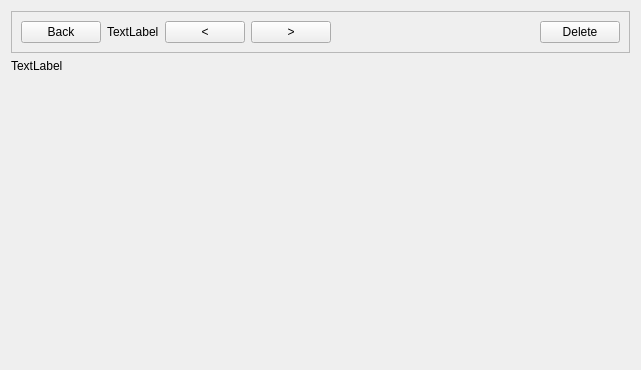
Old version of the form gallery-desktop/PictureWidget.ui in the repository justed-tests/cpp-qt-gallery.
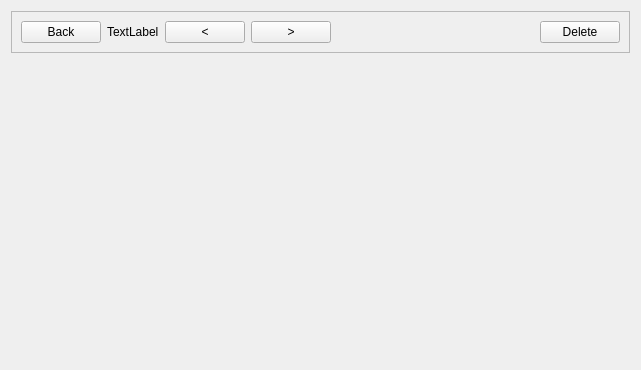
New version of the form.

The edit to the form file:
```diff
--- a/gallery-desktop/PictureWidget.ui
+++ b/gallery-desktop/PictureWidget.ui
@@ -76,24 +76,17 @@
    </item>
    <item>
     <widget class="QLabel" name="pictureLabel">
+     <property name="sizePolicy">
+      <sizepolicy hsizetype="Preferred" vsizetype="MinimumExpanding">
+       <horstretch>0</horstretch>
+       <verstretch>0</verstretch>
+      </sizepolicy>
+     </property>
      <property name="text">
-      <string>TextLabel</string>
+      <string/>
      </property>
     </widget>
    </item>
-   <item>
-    <spacer name="verticalSpacer">
-     <property name="orientation">
-      <enum>Qt::Vertical</enum>
-     </property>
-     <property name="sizeHint" stdset="0">
-      <size>
-       <width>20</width>
-       <height>40</height>
-      </size>
-     </property>
-    </spacer>
-   </item>
   </layout>
  </widget>
  <resources/>
```
Left out of the diff: 3 changed lines with no effect on the pictures.
